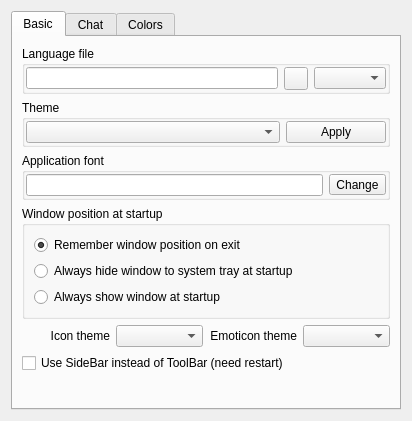
Old version of the form eiskaltdcpp/ui/UISettingsGUI.ui in the repository eiskaltdcpp/eiskaltdcpp.
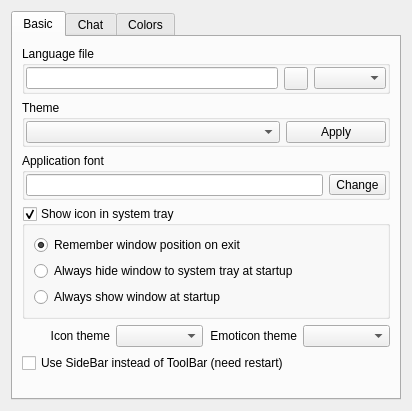
New version of the form. Custom widgets are drawn as their Qt base class.

What changed in the file:
```diff
--- a/eiskaltdcpp/ui/UISettingsGUI.ui
+++ b/eiskaltdcpp/ui/UISettingsGUI.ui
@@ -7,7 +7,7 @@
     <x>0</x>
     <y>0</y>
     <width>412</width>
-    <height>421</height>
+    <height>385</height>
    </rect>
   </property>
   <property name="windowTitle">
@@ -102,7 +102,10 @@
        <item>
         <widget class="QGroupBox" name="groupBox_POSITION">
          <property name="title">
-          <string>Window position at startup</string>
+          <string>Show icon in system tray</string>
+         </property>
+         <property name="checkable">
+          <bool>true</bool>
          </property>
          <layout class="QVBoxLayout" name="verticalLayout">
           <item>
```
Left out of the diff: 2 changed lines with no effect on the pictures.
